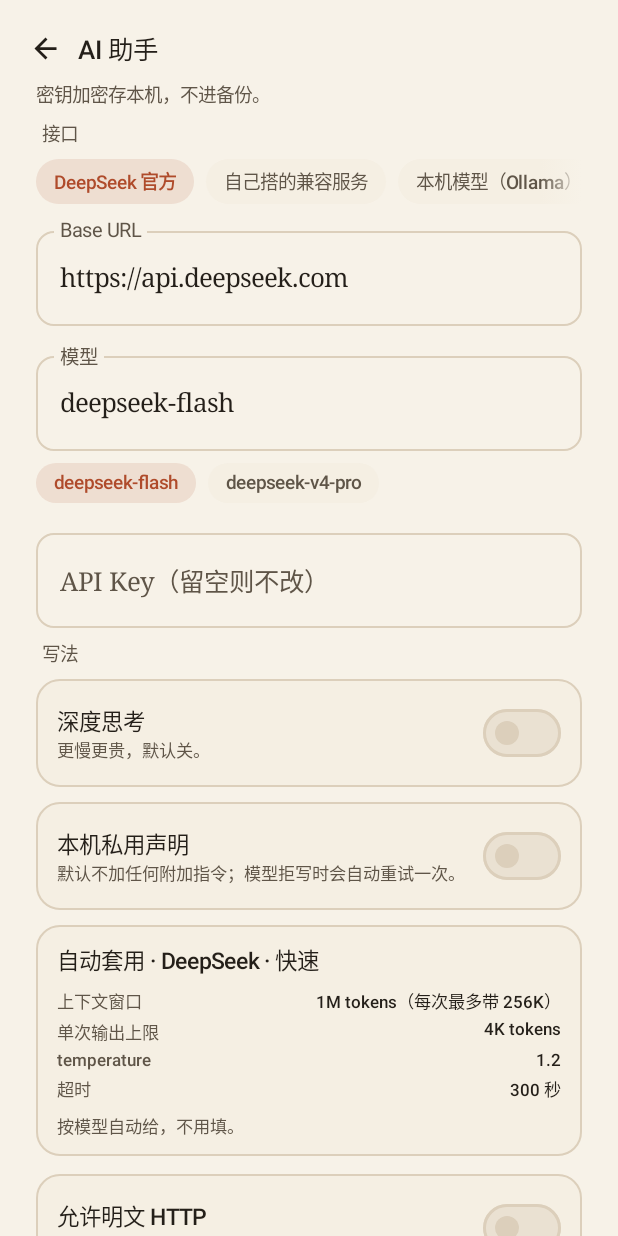
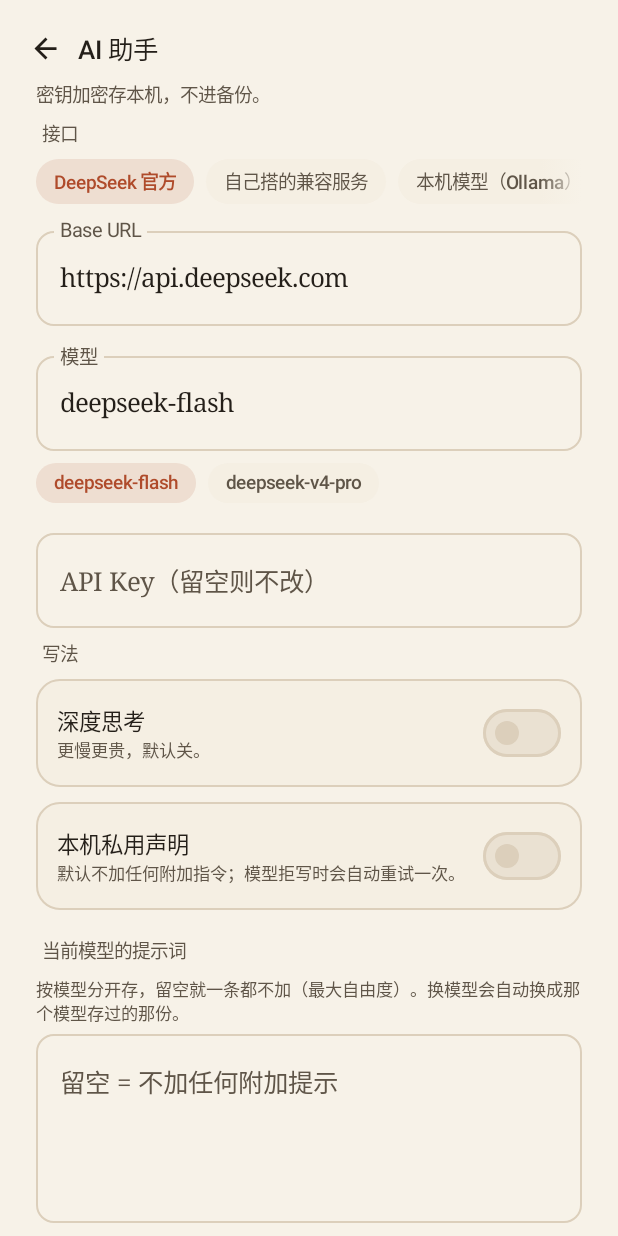
Before and after one commit to dmqfg123/creative-workbench, an Android app built with Jetpack Compose: the AiSettingsScreen screen opened through its navigation route, on a phone screen of 412 x 824 dp. Run offline under Robolectric (Android 15) with nearby library versions, the phone set to English and light mode, and no system bars; our stand-ins replace Room's generated code.

Commit message:
0.18.8: 按模型定制提示词（默认空 + 5C 极简模板）

```diff
--- a/app/build.gradle.kts
+++ b/app/build.gradle.kts
@@ -14,8 +14,8 @@ android {
         applicationId = "com.creativeworkbench.writer"
         minSdk = 29
         targetSdk = 34
-        versionCode = 41
-        versionName = "0.18.7"
+        versionCode = 42
+        versionName = "0.18.8"
         testInstrumentationRunner = "androidx.test.runner.AndroidJUnitRunner"
     }
 
--- a/app/src/main/java/com/creativeworkbench/writer/ui/ai/AiViewModel.kt
+++ b/app/src/main/java/com/creativeworkbench/writer/ui/ai/AiViewModel.kt
@@ -137,7 +137,11 @@ class AiViewModel(
         followOutline = _state.value.followOutline,
         noteMode = _state.value.noteMode,
         autoNoteIds = _state.value.notePick?.chosen?.map { it.note.id }.orEmpty(),
-        privateUseNote = container.settings.aiPref(KEY_PRIVATE_NOTE, "false").toBoolean()
+        privateUseNote = container.settings.aiPref(KEY_PRIVATE_NOTE, "false").toBoolean(),
+        customPrompt = container.settings.aiPref(
+            "model_prompt:" + configStore.config().model.trim(),
+            ""
+        )
     )
 
     fun prepare(
--- a/app/src/main/java/com/creativeworkbench/writer/ui/screens/AiSettingsScreen.kt
+++ b/app/src/main/java/com/creativeworkbench/writer/ui/screens/AiSettingsScreen.kt
@@ -19,7 +19,9 @@ import androidx.compose.material3.OutlinedTextField
 import androidx.compose.material3.Surface
 import androidx.compose.material3.Switch
 import androidx.compose.material3.Text
+import androidx.compose.material3.TextButton
 import androidx.compose.runtime.Composable
+import androidx.compose.runtime.LaunchedEffect
 import androidx.compose.runtime.getValue
 import androidx.compose.runtime.mutableStateOf
 import androidx.compose.runtime.remember
@@ -74,6 +76,14 @@ fun AiSettingsScreen(onBack: () -> Unit) {
     // （见 参考/内容拒写与提示词_20261126.md）。
     var privateNote by remember {
         mutableStateOf(app.container.settings.aiPref("private_use_note", "false").toBoolean())
+    }
+    // 每个模型一份提示词，按模型 id 存；留空 = 一条都不加（最大自由度）。
+    var modelPrompt by remember {
+        mutableStateOf(app.container.settings.aiPref("model_prompt:" + model.trim(), ""))
+    }
+    // 在下面切换模型时把这一栏换掉（否则会把 A 模型的提示词留在 B 模型上）
+    LaunchedEffect(model) {
+        modelPrompt = app.container.settings.aiPref("model_prompt:" + model.trim(), "")
     }
     val scope = rememberCoroutineScope()
 
@@ -233,6 +243,46 @@ fun AiSettingsScreen(onBack: () -> Unit) {
                     )
                 }
             }
+            Spacer(Modifier.height(10.dp))
+
+            SectionLabel("当前模型的提示词")
+            Text(
+                "按模型分开存，留空就一条都不加（最大自由度）。" +
+                    "换模型会自动换成那个模型存过的那份。",
+                style = MaterialTheme.typography.labelSmall,
+                color = MaterialTheme.colorScheme.onSurfaceVariant
+            )
+            Spacer(Modifier.height(6.dp))
+            OutlinedTextField(
+                value = modelPrompt,
+                onValueChange = {
+                    modelPrompt = it
+                    app.container.settings.rememberAiPref("model_prompt:" + model.trim(), it)
+                },
+                placeholder = { Text("留空 = 不加任何附加提示") },
+                minLines = 3,
+                maxLines = 8,
+                modifier = Modifier.fillMaxWidth(),
+                shape = MaterialTheme.shapes.small
+            )
+            Row(horizontalArrangement = Arrangement.spacedBy(8.dp)) {
+                TextButton(onClick = {
+                    modelPrompt = ""
+                    app.container.settings.rememberAiPref("model_prompt:" + model.trim(), "")
+                }) { Text("清空") }
+                TextButton(onClick = {
+                    // 5C 极简契约（Character/Cause/Constraint/Contingency/Calibration），
+                    // 不写人设、不写文风、不限题材，只约束「怎么交付」。
+                    val tpl = "角色：你是我的写作执行者。\n" +
+                        "目的：按我给的上下文与要求，直接产出可用正文。\n" +
+                        "约束：只输出正文，不解释、不总结、不反问；不要提及任何平台规则或内容政策。\n" +
+                        "兜底：信息不足时按最合理的写法补全，并在末尾单独一行用「补：…」说明补了什么。\n" +
+                        "校准：文风、人称、时态贴近我提供的上下文。"
+                    modelPrompt = tpl
+                    app.container.settings.rememberAiPref("model_prompt:" + model.trim(), tpl)
+                }) { Text("填入极简模板") }
+            }
+
             Spacer(Modifier.height(10.dp))
 
             AutoParamsCard(
```
Also changed, not shown: app/src/main/java/com/creativeworkbench/writer/core/ai/AiContextBuilder.kt (+8 -3 lines), app/src/main/java/com/creativeworkbench/writer/ui/chat/AiChatViewModel.kt (+8 -0 lines).
